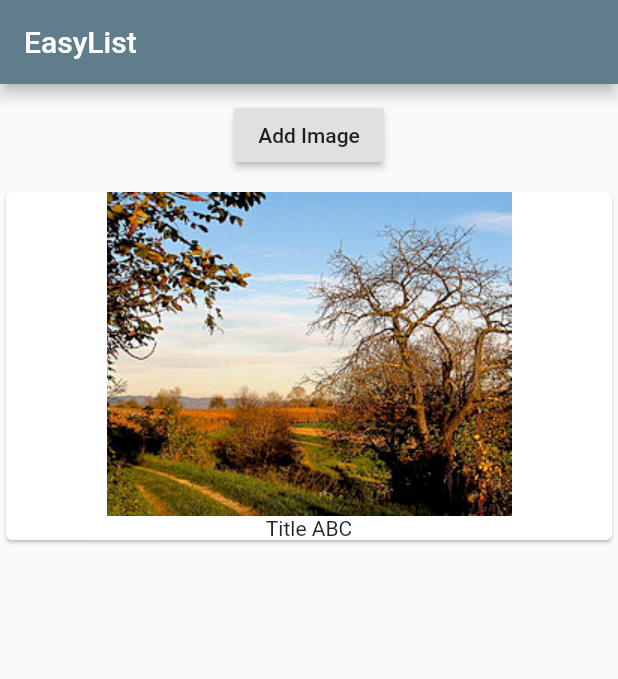
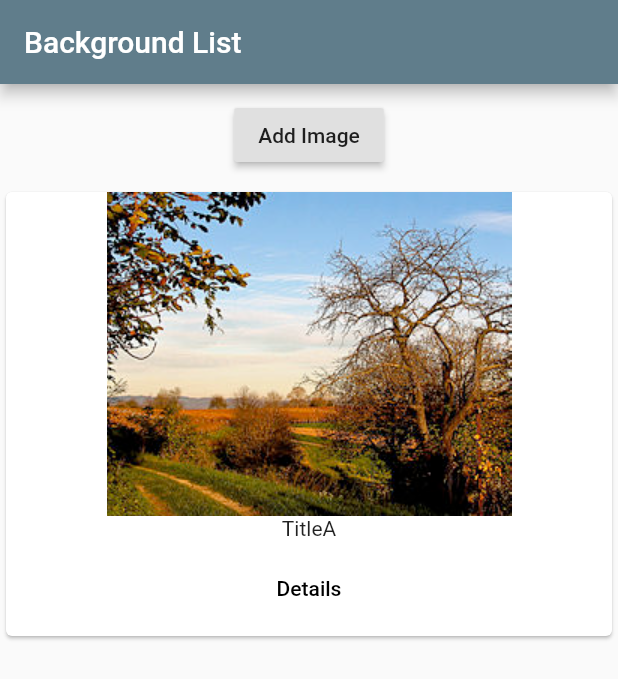
Before and after one commit to NicolasPla/FlutterProject, a Flutter app: the screen it shows after launch, after a tap on "Add Image", on a phone screen of 412 x 824 dp. Shown: the top 679 px of the screen. Run offline on Flutter 3.47's test engine with Material 2 defaults, Android fonts, the phone set to English and light mode, and no system bars.

Commit message:
Page Background (Detail) added

```diff
--- a/flutter_app/lib/background_control.dart
+++ b/flutter_app/lib/background_control.dart
@@ -11,7 +11,7 @@ class BackgroundControl extends StatelessWidget{
     return RaisedButton(
       child: Text('Add Image'),
       onPressed: () {
-        addBackground('Title ABC');
+        addBackground({'title': 'TitleA', 'image': 'assets/paisaje.jpg'});
       },
     );
   }
--- a/flutter_app/lib/background_manager.dart
+++ b/flutter_app/lib/background_manager.dart
@@ -4,7 +4,7 @@ import './background_control.dart';
 
 class BackgroundManager extends StatefulWidget{
 
-  String startingBackground;
+  final Map<String, String> startingBackground;
 
   BackgroundManager({this.startingBackground});
 
@@ -18,7 +18,7 @@ class BackgroundManager extends StatefulWidget{
 
 class _BackgroundManagerState extends State<BackgroundManager>{
 
-  final List<String> _backgrounds = [];
+  final List<Map<String, String>> _backgrounds = [];
 
   @override
   void initState() {
@@ -38,10 +38,18 @@ class _BackgroundManagerState extends State<BackgroundManager>{
     super.didUpdateWidget(oldWidget);
   }
 
-  void _addBackground(String background){
+  void _addBackground(Map<String, String> background){
     setState(() {
       _backgrounds.add(background);
     });
+  }
+
+  void _deleteBackground(int index)
+  {
+    setState(() {
+      _backgrounds.removeAt(index);
+    });
+
   }
 
   @override
@@ -51,7 +59,7 @@ class _BackgroundManagerState extends State<BackgroundManager>{
       margin: EdgeInsets.all(10.0),
       child: BackgroundControl(_addBackground),
     ),
-      Expanded(child: Backgrounds(_backgrounds))
+      Expanded(child: Backgrounds(_backgrounds, deleteBackground: _deleteBackground))
     ],);
   }
 }
--- a/flutter_app/lib/backgrounds.dart
+++ b/flutter_app/lib/backgrounds.dart
@@ -1,34 +1,63 @@
 import 'package:flutter/material.dart';
+import './pages/background.dart';
 
-class Backgrounds extends StatelessWidget{
-
-  final List<String> backgrounds;
+class Backgrounds extends StatelessWidget {
+  final List<Map<String, String>> backgrounds;
+  final Function deleteBackground;
 
   //Constructor
-  Backgrounds(this.backgrounds){
+  Backgrounds(this.backgrounds, {this.deleteBackground}) {
     print('[Background Widet] Constructor');
   }
 
-  Widget _buildBackgroundItem(BuildContext context, int index){
+  Widget _buildBackgroundItem(BuildContext context, int index) {
     return Card(
       child: Column(
         children: <Widget>[
-          Image.asset('assets/paisaje.jpg'),
-          Text(backgrounds[index])
+          Image.asset(backgrounds[index]['image']),
+          Text(backgrounds[index]['title']),
+          ButtonBar(
+            alignment: MainAxisAlignment.center,
+            children: <Widget>[
+              FlatButton(
+                child: Text('Details'),
+                onPressed: () => Navigator.push<bool>(
+                    context,
+                    MaterialPageRoute(
+                        builder: (BuildContext context) => BackgroundPage(
+                            backgrounds[index]['title'],
+                            backgrounds[index]['image'])
+                    )
+                ).then((bool value) {
+                  if(value)
+                    {
+                      deleteBackground(index);
+                    }
+                }),
+              )
+            ],
+          )
         ],
       ),
     );
   }
 
+  Widget _buildBackgroundList() {
+    Widget backgroundCard = Center(
+      child: Text('No background found, Please add some'),
+    );
+    if (backgrounds.length > 0) {
+      backgroundCard = ListView.builder(
+        itemBuilder: _buildBackgroundItem,
+        itemCount: backgrounds.length,
+      );
+    }
+    return backgroundCard;
+  }
+
   @override
   Widget build(BuildContext context) {
     print('[Background Widet] Build');
-
-    return backgrounds.length > 0 ?  ListView.builder(
-      itemBuilder: _buildBackgroundItem,
-      itemCount: backgrounds.length,
-
-    ) : Center(child: Text('No background found, Please add some'),);
+    return _buildBackgroundList();
   }
-
 }
--- a/flutter_app/lib/main.dart
+++ b/flutter_app/lib/main.dart
@@ -1,5 +1,5 @@
 import 'package:flutter/material.dart';
-import './background_manager.dart';
+import './pages/home.dart';
 void main() => runApp(MyApp());
 
 class MyApp extends StatelessWidget {
@@ -11,11 +11,7 @@ class MyApp extends StatelessWidget {
         primarySwatch: Colors.blueGrey,
 
       ),
-      home: Scaffold(
-          appBar: AppBar(
-            title: Text('EasyList'),
-          ),
-          body: BackgroundManager()),
+      home: HomePage()
     );
   }
 }
--- /dev/null
+++ b/flutter_app/lib/pages/home.dart
@@ -0,0 +1,15 @@
+import 'package:flutter/material.dart';
+import '../background_manager.dart';
+
+class HomePage extends StatelessWidget{
+
+  @override
+  Widget build(BuildContext context) {
+
+    return  Scaffold(
+        appBar: AppBar(
+          title: Text('Background List'),
+        ),
+        body: BackgroundManager());
+  }
+}
```
Also changed, not shown: flutter_app/lib/pages/background.dart (added, +43 -0 lines).
